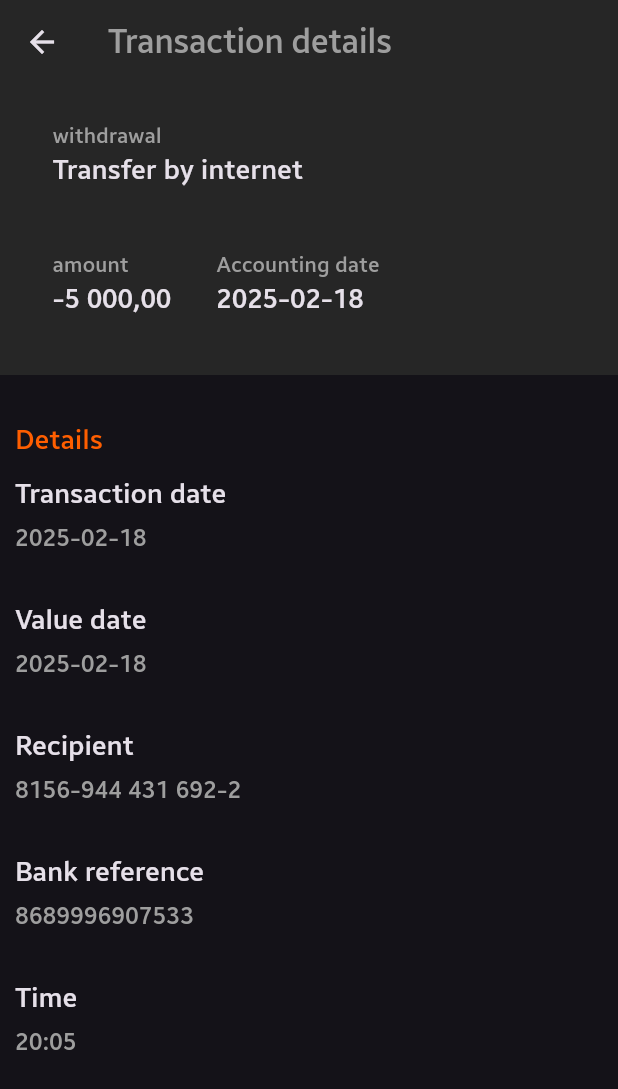
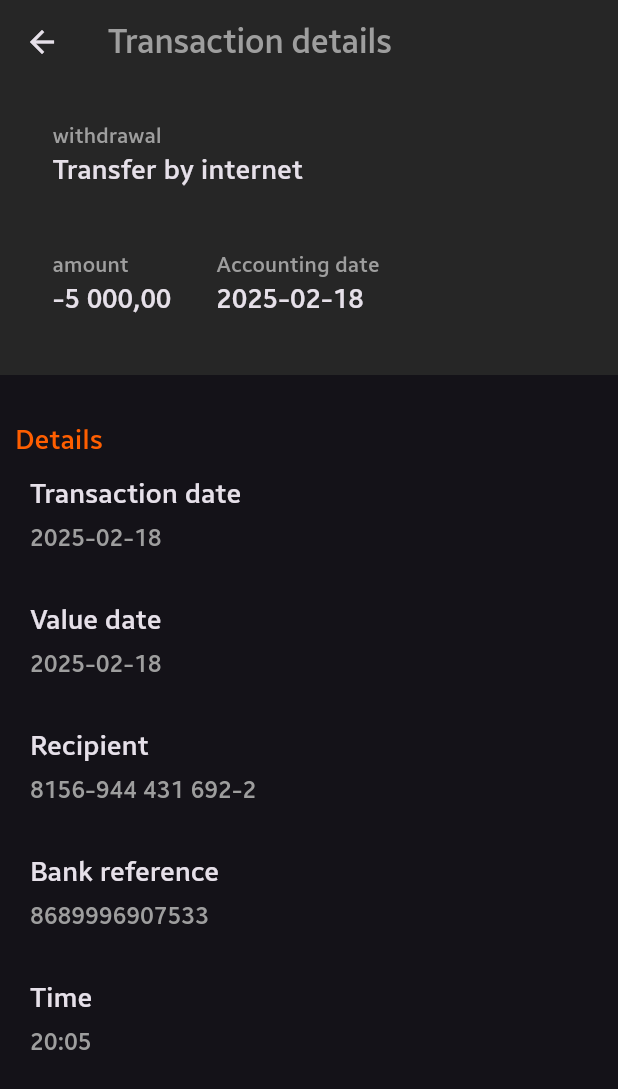
Before and after one commit to khalilalmasri/hady_app, a Flutter app: the transaction screen opened directly, after a tap on "ovf via internet 6541-965465", on a phone screen of 412 x 824 dp. Shown: the top 1089 px of the screen. Run offline on Flutter 3.47's test engine with Material 3 defaults, Android fonts, the phone set to English and light mode, and no system bars.

Commit message:
Refactor text styles to use defined constants for font sizes and padding

```diff
--- a/lib/core/style.dart
+++ b/lib/core/style.dart
@@ -2,3 +2,10 @@ import 'package:flutter/material.dart';
 
 Color appbarColor = const Color(0xFF262626);
 Color orangeColor = const Color(0xFFff5e00);
+
+double horizontalPadding = 20;
+
+
+double smallFontSize = 14;
+double medFontSize = 18;
+double titleFontSize = 20;
--- a/lib/core/widget/second_text.dart
+++ b/lib/core/widget/second_text.dart
@@ -1,4 +1,5 @@
 import 'package:flutter/material.dart';
+import 'package:hady/core/style.dart';
 
 class secontextd extends StatelessWidget {
   String mytext;
@@ -8,7 +9,7 @@ class secontextd extends StatelessWidget {
   Widget build(BuildContext context) {
     return Text(
       mytext,
-      style: const TextStyle(fontSize: 14, color: Colors.grey),
+      style: TextStyle(fontSize: smallFontSize, color: Colors.grey),
     );
   }
 }
--- a/lib/modules/new_recipient/widgets/under_text.dart
+++ b/lib/modules/new_recipient/widgets/under_text.dart
@@ -1,4 +1,5 @@
 import 'package:flutter/material.dart';
+import 'package:hady/core/style.dart';
 
 class underText extends StatelessWidget {
   String mytext;
@@ -11,8 +12,8 @@ class underText extends StatelessWidget {
       margin: const EdgeInsets.fromLTRB(25, 0, 0, 0),
       child: Text(
         mytext,
-        style: const TextStyle(
-          fontSize: 14,
+        style: TextStyle(
+          fontSize: smallFontSize,
         ),
       ),
     );
--- a/lib/modules/transaction/transaction.dart
+++ b/lib/modules/transaction/transaction.dart
@@ -34,9 +34,9 @@ class _transactionState extends State<transaction>
         child: AppBar(
           leading: const BackButton(),
           backgroundColor: appbarColor,
-          title: const Text(
+          title: Text(
             'Foretagskonto',
-            style: TextStyle(color: Colors.grey, fontSize: 20),
+            style: TextStyle(color: Colors.grey, fontSize: titleFontSize),
           ),
           flexibleSpace: TransactionsNav(),
           bottom: TabBar(
--- a/lib/modules/transaction/widgets/transaction_nav.dart
+++ b/lib/modules/transaction/widgets/transaction_nav.dart
@@ -1,29 +1,30 @@
 import 'package:flutter/material.dart';
+import 'package:hady/core/style.dart';
 
 class TransactionsNav extends StatelessWidget {
   @override
   Widget build(BuildContext context) {
     return Container(
       margin: const EdgeInsets.symmetric(horizontal: 35),
-      child: const Column(
+      child: Column(
         // mainAxisAlignment: MainAxisAlignment.center,
         crossAxisAlignment: CrossAxisAlignment.start,
         children: [
-          SizedBox(height: 80),
+          const SizedBox(height: 80),
           Text('Available amount',
-              style: TextStyle(fontSize: 14, color: Colors.grey)),
+              style: TextStyle(fontSize: smallFontSize, color: Colors.grey)),
           Text('76 280,07 SEK',
               style: TextStyle(
-                fontSize: 18,
+                fontSize: medFontSize,
               )),
-          SizedBox(height: 40),
+          const SizedBox(height: 40),
           Text('Clearing and account number',
-              style: TextStyle(fontSize: 14, color: Colors.grey)),
+              style: TextStyle(fontSize: smallFontSize, color: Colors.grey)),
           Text('8156-2, 744 421 691-1',
               style: TextStyle(
-                fontSize: 18,
+                fontSize: medFontSize,
               )),
-          SizedBox(height: 40),
+          const SizedBox(height: 40),
         ],
       ),
     );
--- a/lib/modules/transaction/widgets/transaction_tab.dart
+++ b/lib/modules/transaction/widgets/transaction_tab.dart
@@ -29,14 +29,15 @@ class TransactionsTab extends StatelessWidget {
               'Latest transactions',
               style: TextStyle(
                   color: orangeColor,
-                  fontSize: 18,
+                  fontSize: medFontSize,
                   fontWeight: FontWeight.bold),
             ),
           ),
           const SizedBox(height: 10),
           Container(
             alignment: AlignmentDirectional.centerStart,
-            padding: const EdgeInsets.all(10),
+            padding: EdgeInsets.symmetric(
+                horizontal: horizontalPadding, vertical: 10),
             decoration: const BoxDecoration(
               border: Border(
                 bottom: BorderSide(
@@ -83,7 +84,8 @@ class cardlist extends StatelessWidget {
   Widget build(BuildContext context) {
     return Container(
       alignment: AlignmentDirectional.centerStart,
-      padding: const EdgeInsets.all(10),
+      padding:
+          EdgeInsets.symmetric(horizontal: horizontalPadding, vertical: 10),
       decoration: const BoxDecoration(
         border: Border(
           bottom: BorderSide(
@@ -99,12 +101,12 @@ class cardlist extends StatelessWidget {
             // mainAxisAlignment: MainAxisAlignment.center,
             crossAxisAlignment: CrossAxisAlignment.start,
             children: [
-              Text(mytitle, style: TextStyle(fontSize: 18)),
+              Text(mytitle, style: TextStyle(fontSize: medFontSize)),
               secontextd(mytext: description),
               secontextd(mytext: mydate),
             ],
           ),
-          Text(total, style: TextStyle(fontSize: 18))
+          Text(total, style: TextStyle(fontSize: medFontSize))
         ],
       ),
     );
--- a/lib/modules/transaction_details/transaction_details.dart
+++ b/lib/modules/transaction_details/transaction_details.dart
@@ -38,7 +38,7 @@ class _transactionDetailsState extends State<transactionDetails> {
               'Details',
               style: TextStyle(
                   color: orangeColor,
-                  fontSize: 18,
+                  fontSize: medFontSize,
                   fontWeight: FontWeight.bold),
             ),
           ),
@@ -63,7 +63,8 @@ class detaillist extends StatelessWidget {
   Widget build(BuildContext context) {
     return Container(
       alignment: AlignmentDirectional.centerStart,
-      padding: const EdgeInsets.all(10),
+      padding:
+          EdgeInsets.symmetric(horizontal: horizontalPadding, vertical: 10),
       child: Row(
         mainAxisAlignment: MainAxisAlignment.spaceBetween,
         children: [
@@ -71,7 +72,7 @@ class detaillist extends StatelessWidget {
             // mainAxisAlignment: MainAxisAlignment.center,
             crossAxisAlignment: CrossAxisAlignment.start,
             children: [
-              Text(mytitle, style: TextStyle(fontSize: 18)),
+              Text(mytitle, style: TextStyle(fontSize: medFontSize)),
               const SizedBox(height: 5),
               Text(description,
                   style: const TextStyle(fontSize: 16, color: Colors.grey)),
--- a/lib/modules/transaction_details/widgets/transaction_nav.dart
+++ b/lib/modules/transaction_details/widgets/transaction_nav.dart
@@ -1,50 +1,53 @@
 import 'package:flutter/material.dart';
+import 'package:hady/core/style.dart';
 
 class detailsNav extends StatelessWidget {
   @override
   Widget build(BuildContext context) {
     return Container(
       margin: const EdgeInsets.symmetric(horizontal: 35),
-      child: const Column(
+      child: Column(
         // mainAxisAlignment: MainAxisAlignment.center,
         crossAxisAlignment: CrossAxisAlignment.start,
         children: [
-          SizedBox(height: 80),
+          const SizedBox(height: 80),
           Text('withdrawal',
-              style: TextStyle(fontSize: 14, color: Colors.grey)),
+              style: TextStyle(fontSize: smallFontSize, color: Colors.grey)),
           Text('Transfer by internet',
               style: TextStyle(
-                fontSize: 18,
+                fontSize: medFontSize,
               )),
-          SizedBox(height: 40),
+          const SizedBox(height: 40),
           Row(
             children: [
               Column(
                 crossAxisAlignment: CrossAxisAlignment.start,
                 children: [
                   Text('amount',
-                      style: TextStyle(fontSize: 14, color: Colors.grey)),
+                      style: TextStyle(
+                          fontSize: smallFontSize, color: Colors.grey)),
                   Text('-5 000,00',
                       style: TextStyle(
-                        fontSize: 18,
+                        fontSize: medFontSize,
                       )),
                 ],
               ),
-              SizedBox(width: 30),
+              const SizedBox(width: 30),
               Column(
                 crossAxisAlignment: CrossAxisAlignment.start,
                 children: [
                   Text('Accounting date',
-                      style: TextStyle(fontSize: 14, color: Colors.grey)),
+                      style: TextStyle(
+                          fontSize: smallFontSize, color: Colors.grey)),
                   Text('2025-02-18',
                       style: TextStyle(
-                        fontSize: 18,
+                        fontSize: medFontSize,
                       )),
                 ],
               )
             ],
           ),
-          SizedBox(height: 40),
+          const SizedBox(height: 40),
         ],
       ),
     );
```
Also changed, not shown: lib/modules/approved/approved.dart (+14 -10 lines), lib/modules/new_recipient/new_recipient.dart (+5 -4 lines).
